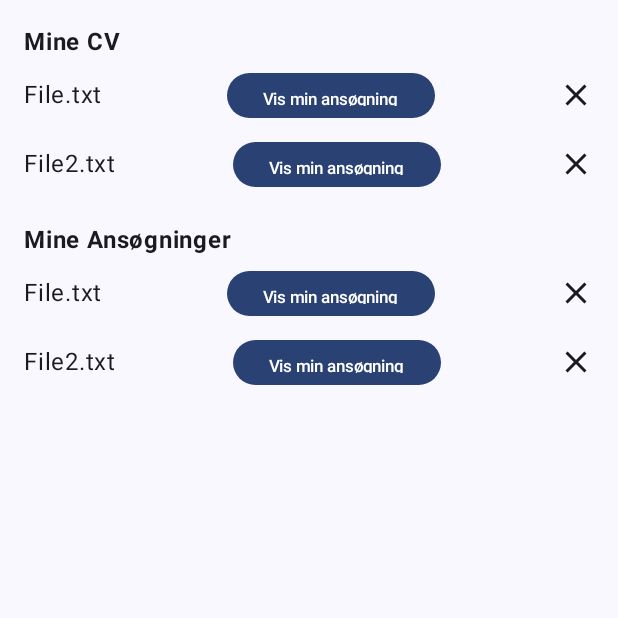
After one commit to Fred062f/job-app, an Android app built with Jetpack Compose: the MyDocumentsScreen screen opened through its navigation route, on a phone screen of 412 x 824 dp, the top half of it. The commit adds this screen. Run offline under Robolectric (Android 15) with nearby library versions, the light colour scheme and no system bars; our stand-ins replace Firebase (no records; nobody signed in at launch, a user with empty details on screens opened directly).

Commit message:
Base structure made

```diff
--- a/app/src/main/java/com/example/job_app/MainActivity.kt
+++ b/app/src/main/java/com/example/job_app/MainActivity.kt
@@ -7,6 +7,7 @@ import androidx.compose.foundation.layout.fillMaxSize
 import androidx.compose.material3.MaterialTheme
 import androidx.compose.material3.Surface
 import androidx.compose.ui.Modifier
+import com.example.job_app.feature_profile.ui.ProfileScreen
 import com.example.job_app.navigation.Navigation
 import com.example.job_app.ui.theme.JobappTheme
 
--- /dev/null
+++ b/app/src/main/java/com/example/job_app/feature_profile/ui/MyDocumentsScreen.kt
@@ -0,0 +1,83 @@
+package com.example.job_app.feature_profile.ui
+
+import androidx.compose.foundation.Image
+import androidx.compose.foundation.clickable
+import androidx.compose.foundation.layout.*
+import androidx.compose.foundation.shape.RoundedCornerShape
+import androidx.compose.material.icons.Icons
+import androidx.compose.material.icons.filled.Close
+import androidx.compose.material3.*
+import androidx.compose.runtime.*
+import androidx.compose.ui.Alignment
+import androidx.compose.ui.Modifier
+import androidx.compose.ui.draw.clip
+import androidx.compose.ui.graphics.Color
+import androidx.compose.ui.res.painterResource
+import androidx.compose.ui.text.font.FontWeight
+import androidx.compose.ui.tooling.preview.Preview
+import androidx.compose.ui.unit.dp
+import com.example.job_app.ui.theme.JobappTheme
+import com.example.job_app.R
+
+@Composable
+fun MyDocumentsScreen() {
+    // Antag, at vi har to lister med filnavne for hver sektion
+    val cvs = remember { mutableStateListOf("File.txt", "File2.txt") }
+    val applications = remember { mutableStateListOf("File.txt", "File2.txt") }
+
+    Column(modifier = Modifier.fillMaxSize().padding(16.dp)) {
+        // Header for CV-delen
+        Text(text = "Mine CV", fontWeight = FontWeight.Bold)
+        // Liste over CV'er
+        cvs.forEachIndexed { index, cv ->
+            DocumentItem(fileName = cv, onDelete = { cvs.removeAt(index) })
+        }
+
+        Spacer(modifier = Modifier.height(16.dp))
+
+        // Header for ansøgningsdelen
+        Text(text = "Mine Ansøgninger", fontWeight = FontWeight.Bold)
+        // Liste over ansøgninger
+        applications.forEachIndexed { index, application ->
+            DocumentItem(fileName = application, onDelete = { applications.removeAt(index) })
+        }
+    }
+}
+
+@Composable
+fun DocumentItem(fileName: String, onDelete: () -> Unit) {
+    Row(
+        modifier = Modifier.fillMaxWidth().padding(vertical = 8.dp),
+        horizontalArrangement = Arrangement.SpaceBetween,
+        verticalAlignment = Alignment.CenterVertically
+    ) {
+        // Filtitel
+        Text(text = fileName)
+
+        // Rediger knap
+        Button(
+            onClick = { /* TODO: Implementer redigeringslogik */ },
+            modifier = Modifier.height(30.dp) // Tilpas efter ønsket størrelse
+        ) {
+            Text(text = "Vis min ansøgning", fontSize = MaterialTheme.typography.labelSmall.fontSize)
+        }
+
+        // Sletningsikon
+        Icon(
+            imageVector = Icons.Default.Close,
+            contentDescription = "Slet",
+            modifier = Modifier
+                .size(24.dp)
+                .clickable { onDelete() }
+                .clip(RoundedCornerShape(50))
+        )
+    }
+}
+
+@Preview(showBackground = true)
+@Composable
+fun MyDocumentsScreenPreview() {
+    JobappTheme {
+        MyDocumentsScreen()
+    }
+}
--- a/app/src/main/java/com/example/job_app/feature_profile/ui/ProfileScreen.kt
+++ b/app/src/main/java/com/example/job_app/feature_profile/ui/ProfileScreen.kt
@@ -1,52 +1,76 @@
 package com.example.job_app.feature_profile.ui
 
 import androidx.compose.foundation.Image
-import androidx.compose.foundation.layout.Arrangement
-import androidx.compose.foundation.layout.Column
-import androidx.compose.foundation.layout.fillMaxSize
-import androidx.compose.foundation.layout.padding
+import androidx.compose.foundation.background
+import androidx.compose.foundation.layout.*
 import androidx.compose.material3.Button
 import androidx.compose.material3.Text
+import androidx.compose.material3.ButtonDefaults
+import androidx.compose.material3.OutlinedButton
 import androidx.compose.runtime.Composable
 import androidx.compose.ui.Alignment
 import androidx.compose.ui.Modifier
+import androidx.compose.ui.graphics.Color
+import androidx.compose.ui.res.painterResource
+import androidx.compose.ui.res.stringResource
+import androidx.compose.ui.text.font.FontWeight
 import androidx.compose.ui.tooling.preview.Preview
 import androidx.compose.ui.unit.dp
 import androidx.lifecycle.viewmodel.compose.viewModel
+import androidx.navigation.NavController
+import com.example.job_app.ui.theme.JobappTheme
+import com.example.job_app.R
 import com.example.job_app.feature_home.ui.HomeScreen
 import com.example.job_app.feature_home.viewmodel.HomeViewModel
-import com.example.job_app.ui.theme.JobappTheme
+import com.example.job_app.feature_home.viewmodel.ProfileViewModel
 
 @Composable
 fun ProfileScreen(
-    navigateOnSuccess: () -> Unit,
-    userIsNotAuthorized: () -> Unit
+    navController: NavController
 ) {
-    val homeViewModel: HomeViewModel = viewModel()
-    // If user is not authorized navigate to login screen
-    if (!homeViewModel.userIsAuthorized()) return userIsNotAuthorized()
-    val email = homeViewModel.getCurrentUser()
+    val profileViewModel: ProfileViewModel = viewModel()
+    val name = profileViewModel.getCurrentUser()
+    val email = profileViewModel.getCurrentUser()
+    val lastName = profileViewModel.getCurrentUser()
+
         Column(
             modifier = Modifier
                 .fillMaxSize()
                 .padding(16.dp),
-        verticalArrangement = Arrangement.spacedBy(8.dp),
             horizontalAlignment = Alignment.CenterHorizontally
         ) {
-        Image(painter = res.drawable.ic_launcher_background.xml, contentDescription = "Logo")
-
-        Text("Logged in as $email")
-
-        Button(onClick = { homeViewModel.signOut(navigateOnSuccess) }) {
-            Text("Logout")
+            Image(
+                painter = painterResource(id = R.drawable.ic_launcher_background),
+                contentDescription = "Profile Picture"
+            )
+            Spacer(modifier = Modifier.height(16.dp))
+            Image(
+                painter = painterResource(id = R.drawable.ic_launcher_foreground),
+                contentDescription = "Profile Picture"
+            )
+            Spacer(modifier = Modifier.height(24.dp))
+            Text(text = "$name")
+            Spacer(modifier = Modifier.height(8.dp))
+            Row(
+                modifier = Modifier.fillMaxWidth(),
+                horizontalArrangement = Arrangement.SpaceBetween
+            ) {
+                OutlinedButton(
+                    onClick = { navController.navigate("editprofile") },
+                    modifier = Modifier.weight(1f)
+                ) {
+                    Text(text = "Rediger oplysninger")
+                }
+                Spacer(modifier = Modifier.width(8.dp))
+                OutlinedButton(
+                    onClick = {navController.navigate("mydocuments") },
+                    modifier = Modifier.weight(1f)
+                ) {
+                    Text(text = "Mine dokumenter")
                 }
             }
-}
-
-@Preview(showBackground = true)
-@Composable
-fun ProfileScreenPreview() {
-    JobappTheme {
-        HomeScreen(navigateOnSuccess = {}, userIsNotAuthorized = {})
+            Spacer(modifier = Modifier.height(24.dp))
+            Text(text = "$name $lastName")
+            Text(text = "$email")
         }
     }
--- a/app/src/main/java/com/example/job_app/feature_profile/viewmodel/ProfileViewModel.kt
+++ b/app/src/main/java/com/example/job_app/feature_profile/viewmodel/ProfileViewModel.kt
@@ -1,4 +1,4 @@
-package com.example.job_app.feature_profile.viewmodel
+package com.example.job_app.feature_home.viewmodel
 
 import androidx.lifecycle.ViewModel
 import com.example.job_app.feature_auth.repository.AuthRepository
--- a/app/src/main/java/com/example/job_app/navigation/Navigation.kt
+++ b/app/src/main/java/com/example/job_app/navigation/Navigation.kt
@@ -7,11 +7,15 @@ import androidx.navigation.compose.rememberNavController
 import com.example.job_app.feature_auth.ui.LoginScreen
 import com.example.job_app.feature_auth.ui.RegisterScreen
 import com.example.job_app.feature_home.ui.HomeScreen
+import com.example.job_app.feature_profile.ui.EditProfileScreenPreview
+import com.example.job_app.feature_profile.ui.EditScreen
+import com.example.job_app.feature_profile.ui.MyDocumentsScreen
+import com.example.job_app.feature_profile.ui.ProfileScreen
 
 @Composable
 fun Navigation() {
     val navController = rememberNavController()
-    NavHost(navController = navController, startDestination = "home") {
+    NavHost(navController = navController, startDestination = "profile") {
         composable("login") {
             LoginScreen(
                 onLoginSuccess = { navController.navigate("home") },
@@ -25,5 +29,16 @@ fun Navigation() {
             HomeScreen(navigateOnSuccess = { navController.navigate("login") },
                 userIsNotAuthorized = {navController.navigate("login")})
         }
+        composable("profile") {
+            ProfileScreen(navController = navController)
+        }
+        composable("editprofile") {
+            EditProfileScreenPreview()
+        }
+        composable("mydocuments") {
+           MyDocumentsScreen()
+        }
+
+
     }
 }
```
Also changed, not shown: app/src/main/java/com/example/job_app/feature_profile/ui/EditScreen.kt (added, +80 -0 lines). Lines whose indentation alone changed are shown as unchanged.
